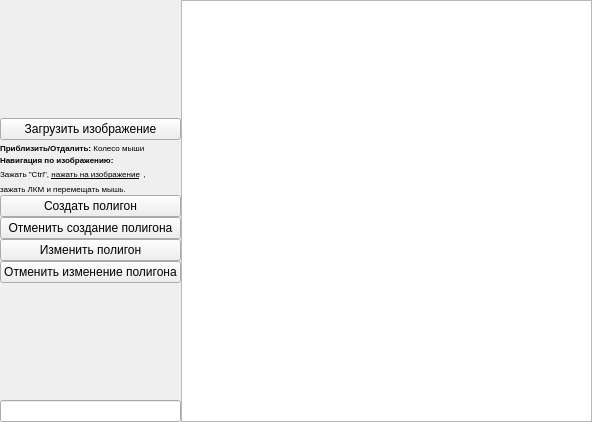
First picture: the form in sources/bin/ImageViewer/imageviewer.ui, repository PeeceKeeper42/AME-TestTask, before the edit.
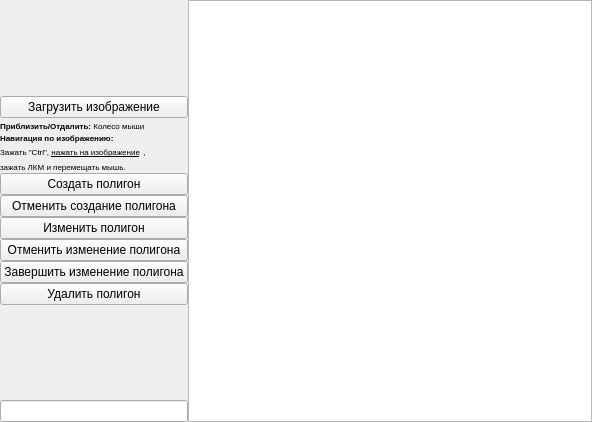
Second picture: the form after the edit.

Commit message: Попытка изменения полигона

```diff
--- a/sources/bin/ImageViewer/imageviewer.ui
+++ b/sources/bin/ImageViewer/imageviewer.ui
@@ -96,6 +96,20 @@
        </property>
       </widget>
      </item>
+     <item>
+      <widget class="QPushButton" name="btnEditPolygonFinish">
+       <property name="text">
+        <string>Завершить изменение полигона</string>
+       </property>
+      </widget>
+     </item>
+     <item>
+      <widget class="QPushButton" name="btnEditPolygonDelete">
+       <property name="text">
+        <string>Удалить полигон</string>
+       </property>
+      </widget>
+     </item>
      <item>
       <spacer name="verticalSpacer">
        <property name="orientation">
```
The commit also changes 3 other files.
